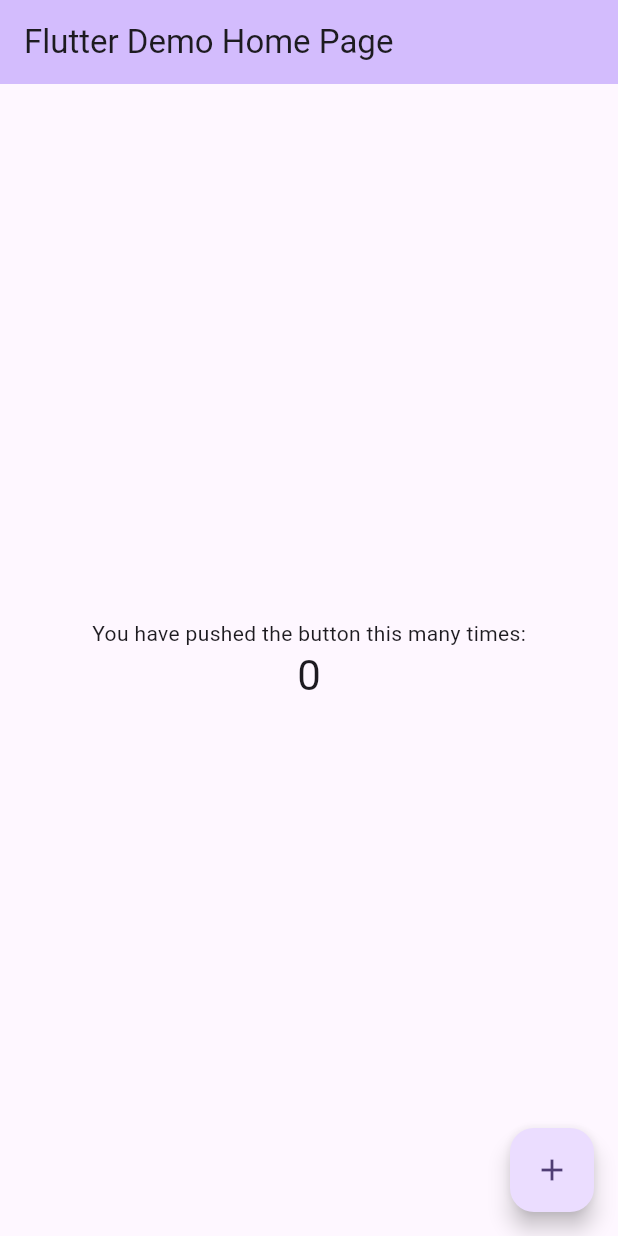
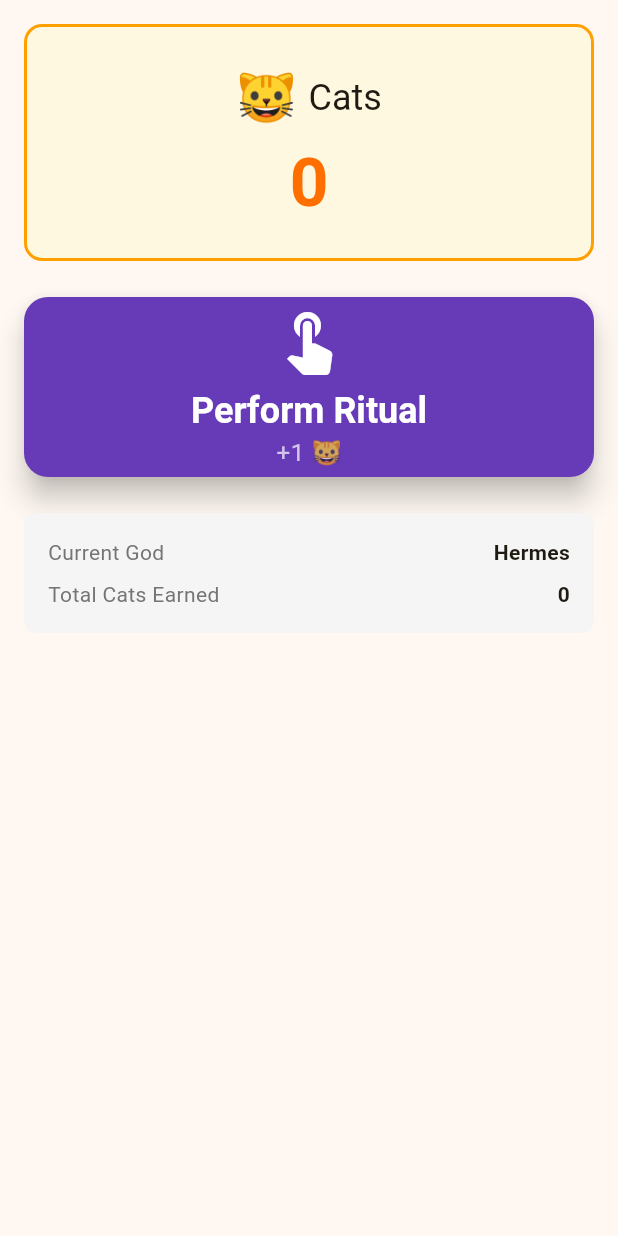
Before and after one commit to atkins/mythical-cats, a Flutter app: the screen it shows after launch, on a phone screen of 412 x 824 dp. Run offline on Flutter 3.47's test engine with Material 3 defaults, Android fonts, the phone set to English and light mode, and no system bars; our stand-ins replace flutter_riverpod.

Commit message:
feat: add home screen UI with ritual button

```diff
--- a/lib/main.dart
+++ b/lib/main.dart
@@ -1,122 +1,27 @@
 import 'package:flutter/material.dart';
+import 'package:flutter_riverpod/flutter_riverpod.dart';
+import 'package:mythical_cats/screens/home_screen.dart';
 
 void main() {
-  runApp(const MyApp());
+  runApp(
+    const ProviderScope(
+      child: MyApp(),
+    ),
+  );
 }
 
 class MyApp extends StatelessWidget {
   const MyApp({super.key});
 
-  // This widget is the root of your application.
   @override
   Widget build(BuildContext context) {
     return MaterialApp(
-      title: 'Flutter Demo',
+      title: 'Mythical Cats',
       theme: ThemeData(
-        // This is the theme of your application.
-        //
-        // TRY THIS: Try running your application with "flutter run". You'll see
-        // the application has a purple toolbar. Then, without quitting the app,
-        // try changing the seedColor in the colorScheme below to Colors.green
-        // and then invoke "hot reload" (save your changes or press the "hot
-        // reload" button in a Flutter-supported IDE, or press "r" if you used
-        // the command line to start the app).
-        //
-        // Notice that the counter didn't reset back to zero; the application
-        // state is not lost during the reload. To reset the state, use hot
-        // restart instead.
-        //
-        // This works for code too, not just values: Most code changes can be
-        // tested with just a hot reload.
-        colorScheme: ColorScheme.fromSeed(seedColor: Colors.deepPurple),
+        colorScheme: ColorScheme.fromSeed(seedColor: Colors.amber),
+        useMaterial3: true,
       ),
-      home: const MyHomePage(title: 'Flutter Demo Home Page'),
+      home: const HomeScreen(),
     );
   }
 }
-
-class MyHomePage extends StatefulWidget {
-  const MyHomePage({super.key, required this.title});
-
-  // This widget is the home page of your application. It is stateful, meaning
-  // that it has a State object (defined below) that contains fields that affect
-  // how it looks.
-
-  // This class is the configuration for the state. It holds the values (in this
-  // case the title) provided by the parent (in this case the App widget) and
-  // used by the build method of the State. Fields in a Widget subclass are
-  // always marked "final".
-
-  final String title;
-
-  @override
-  State<MyHomePage> createState() => _MyHomePageState();
-}
-
-class _MyHomePageState extends State<MyHomePage> {
-  int _counter = 0;
-
-  void _incrementCounter() {
-    setState(() {
-      // This call to setState tells the Flutter framework that something has
-      // changed in this State, which causes it to rerun the build method below
-      // so that the display can reflect the updated values. If we changed
-      // _counter without calling setState(), then the build method would not be
-      // called again, and so nothing would appear to happen.
-      _counter++;
-    });
-  }
-
-  @override
-  Widget build(BuildContext context) {
-    // This method is rerun every time setState is called, for instance as done
-    // by the _incrementCounter method above.
-    //
-    // The Flutter framework has been optimized to make rerunning build methods
-    // fast, so that you can just rebuild anything that needs updating rather
-    // than having to individually change instances of widgets.
-    return Scaffold(
-      appBar: AppBar(
-        // TRY THIS: Try changing the color here to a specific color (to
-        // Colors.amber, perhaps?) and trigger a hot reload to see the AppBar
-        // change color while the other colors stay the same.
-        backgroundColor: Theme.of(context).colorScheme.inversePrimary,
-        // Here we take the value from the MyHomePage object that was created by
-        // the App.build method, and use it to set our appbar title.
-        title: Text(widget.title),
-      ),
-      body: Center(
-        // Center is a layout widget. It takes a single child and positions it
-        // in the middle of the parent.
-        child: Column(
-          // Column is also a layout widget. It takes a list of children and
-          // arranges them vertically. By default, it sizes itself to fit its
-          // children horizontally, and tries to be as tall as its parent.
-          //
-          // Column has various properties to control how it sizes itself and
-          // how it positions its children. Here we use mainAxisAlignment to
-          // center the children vertically; the main axis here is the vertical
-          // axis because Columns are vertical (the cross axis would be
-          // horizontal).
-          //
-          // TRY THIS: Invoke "debug painting" (choose the "Toggle Debug Paint"
-          // action in the IDE, or press "p" in the console), to see the
-          // wireframe for each widget.
-          mainAxisAlignment: MainAxisAlignment.center,
-          children: <Widget>[
-            const Text('You have pushed the button this many times:'),
-            Text(
-              '$_counter',
-              style: Theme.of(context).textTheme.headlineMedium,
-            ),
-          ],
-        ),
-      ),
-      floatingActionButton: FloatingActionButton(
-        onPressed: _incrementCounter,
-        tooltip: 'Increment',
-        child: const Icon(Icons.add),
-      ), // This trailing comma makes auto-formatting nicer for build methods.
-    );
-  }
-}
--- /dev/null
+++ b/lib/screens/home_screen.dart
@@ -0,0 +1,223 @@
+import 'package:flutter/material.dart';
+import 'package:flutter_riverpod/flutter_riverpod.dart';
+import 'package:mythical_cats/providers/game_provider.dart';
+import 'package:mythical_cats/models/resource_type.dart';
+import 'package:mythical_cats/utils/number_formatter.dart';
+
+class HomeScreen extends ConsumerWidget {
+  const HomeScreen({super.key});
+
+  @override
+  Widget build(BuildContext context, WidgetRef ref) {
+    final gameState = ref.watch(gameProvider);
+    final gameNotifier = ref.read(gameProvider.notifier);
+
+    final cats = gameState.getResource(ResourceType.cats);
+    final catsPerSecond = gameNotifier.catsPerSecond;
+
+    return Scaffold(
+      body: SafeArea(
+        child: Padding(
+          padding: const EdgeInsets.all(16.0),
+          child: Column(
+            children: [
+              // Resource display
+              _ResourceDisplay(
+                icon: ResourceType.cats.icon,
+                label: ResourceType.cats.displayName,
+                value: cats,
+                rate: catsPerSecond,
+              ),
+              const SizedBox(height: 24),
+
+              // Ritual button (click to generate cats)
+              _RitualButton(
+                onPressed: () => gameNotifier.performRitual(),
+              ),
+
+              const SizedBox(height: 24),
+
+              // Quick stats
+              _QuickStats(
+                currentGod: gameState.unlockedGods.last.displayName,
+                totalEarned: gameState.totalCatsEarned,
+              ),
+            ],
+          ),
+        ),
+      ),
+    );
+  }
+}
+
+class _ResourceDisplay extends StatelessWidget {
+  final String icon;
+  final String label;
+  final double value;
+  final double rate;
+
+  const _ResourceDisplay({
+    required this.icon,
+    required this.label,
+    required this.value,
+    required this.rate,
+  });
+
+  @override
+  Widget build(BuildContext context) {
+    return Container(
+      padding: const EdgeInsets.all(24),
+      decoration: BoxDecoration(
+        color: Colors.amber.shade50,
+        borderRadius: BorderRadius.circular(12),
+        border: Border.all(color: Colors.amber.shade700, width: 2),
+      ),
+      child: Column(
+        children: [
+          Row(
+            mainAxisAlignment: MainAxisAlignment.center,
+            children: [
+              Text(
+                icon,
+                style: const TextStyle(fontSize: 32),
+              ),
+              const SizedBox(width: 8),
+              Text(
+                label,
+                style: Theme.of(context).textTheme.headlineSmall,
+              ),
+            ],
+          ),
+          const SizedBox(height: 8),
+          Text(
+            NumberFormatter.format(value),
+            style: Theme.of(context).textTheme.displayMedium?.copyWith(
+              fontWeight: FontWeight.bold,
+              color: Colors.amber.shade900,
+            ),
+          ),
+          if (rate > 0) ...[
+            const SizedBox(height: 4),
+            Text(
+              NumberFormatter.formatRate(rate),
+              style: Theme.of(context).textTheme.bodyLarge?.copyWith(
+                color: Colors.amber.shade700,
+              ),
+            ),
+          ],
+        ],
+      ),
+    );
+  }
+}
+
+class _RitualButton extends StatelessWidget {
+  final VoidCallback onPressed;
+
+  const _RitualButton({required this.onPressed});
+
+  @override
+  Widget build(BuildContext context) {
+    return SizedBox(
+      width: double.infinity,
+      height: 120,
+      child: ElevatedButton(
+        onPressed: onPressed,
+        style: ElevatedButton.styleFrom(
+          backgroundColor: Colors.deepPurple,
+          foregroundColor: Colors.white,
+          shape: RoundedRectangleBorder(
+            borderRadius: BorderRadius.circular(16),
+          ),
+          elevation: 8,
+        ),
+        child: Column(
+          mainAxisAlignment: MainAxisAlignment.center,
+          children: [
+            const Icon(Icons.touch_app, size: 48),
+            const SizedBox(height: 8),
+            Text(
+              'Perform Ritual',
+              style: Theme.of(context).textTheme.headlineSmall?.copyWith(
+                color: Colors.white,
+                fontWeight: FontWeight.bold,
+              ),
+            ),
+            Text(
+              '+1 ${ResourceType.cats.icon}',
+              style: Theme.of(context).textTheme.bodyLarge?.copyWith(
+                color: Colors.white70,
+              ),
+            ),
+          ],
+        ),
+      ),
+    );
+  }
+}
+
+class _QuickStats extends StatelessWidget {
+  final String currentGod;
+  final double totalEarned;
+
+  const _QuickStats({
+    required this.currentGod,
+    required this.totalEarned,
+  });
+
+  @override
+  Widget build(BuildContext context) {
+    return Container(
+      padding: const EdgeInsets.all(16),
+      decoration: BoxDecoration(
+        color: Colors.grey.shade100,
+        borderRadius: BorderRadius.circular(8),
+      ),
+      child: Column(
+        crossAxisAlignment: CrossAxisAlignment.start,
+        children: [
+          _StatRow(
+            label: 'Current God',
+            value: currentGod,
+          ),
+          const SizedBox(height: 8),
+          _StatRow(
+            label: 'Total Cats Earned',
+            value: NumberFormatter.format(totalEarned),
+          ),
+        ],
+      ),
+    );
+  }
+}
+
+class _StatRow extends StatelessWidget {
+  final String label;
+  final String value;
+
+  const _StatRow({
+    required this.label,
+    required this.value,
+  });
+
+  @override
+  Widget build(BuildContext context) {
+    return Row(
+      mainAxisAlignment: MainAxisAlignment.spaceBetween,
+      children: [
+        Text(
+          label,
+          style: Theme.of(context).textTheme.bodyMedium?.copyWith(
+            color: Colors.grey.shade600,
+          ),
+        ),
+        Text(
+          value,
+          style: Theme.of(context).textTheme.bodyMedium?.copyWith(
+            fontWeight: FontWeight.bold,
+          ),
+        ),
+      ],
+    );
+  }
+}
```
